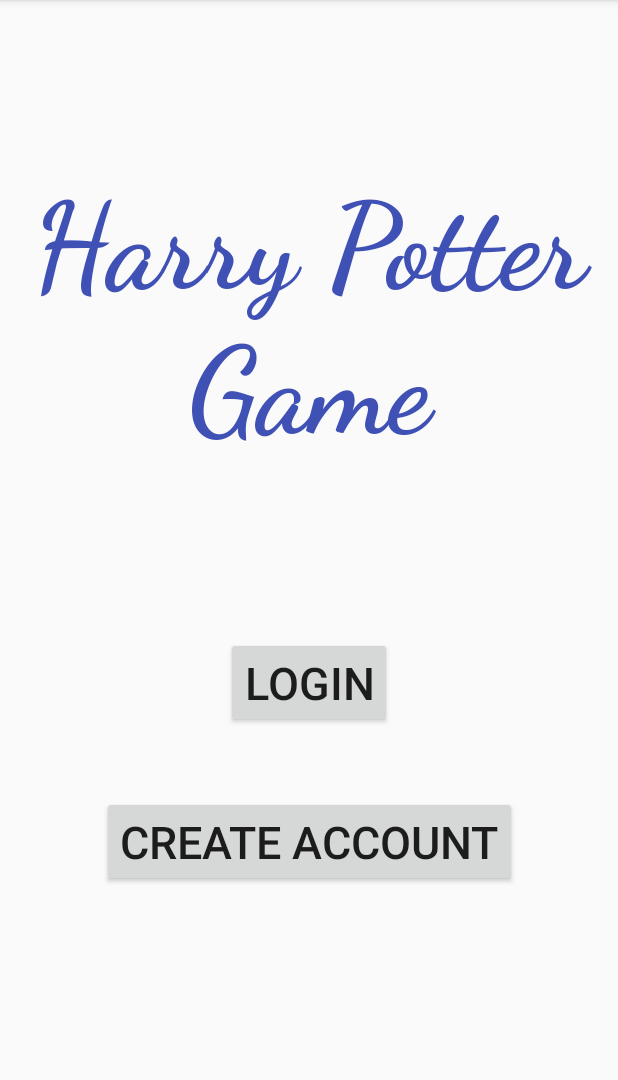
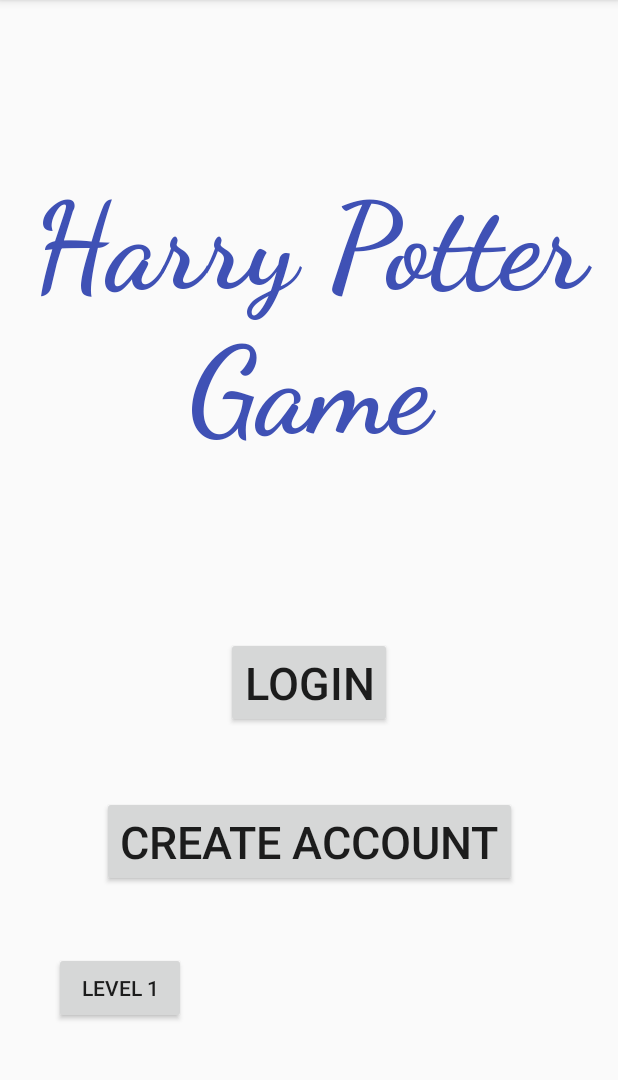
Before and after one commit to eric-pham/shapes, an Android app: the screen it shows after launch (StartupActivity), on a phone screen of 412 x 824 dp, the part 84-1164 px from its top. Run offline under Robolectric (Android 15) with nearby library versions, the phone set to English and light mode, and no system bars.

```diff
--- a/phase1/Game/app/src/main/AndroidManifest.xml
+++ b/phase1/Game/app/src/main/AndroidManifest.xml
@@ -19,6 +19,7 @@
             </intent-filter>
         </activity>
         <activity android:name=".view.LoginActivity" />
+        <activity android:name=".Level1.Level1Activity" />
     </application>
 
 </manifest>
--- a/phase1/Game/app/src/main/java/com/group0578/hpgame/view/Startup.java
+++ b/phase1/Game/app/src/main/java/com/group0578/hpgame/view/Startup.java
@@ -16,6 +16,7 @@ public interface Startup {
     interface View {
         void goToLoginScreen(Intent loginIntent);
         void goToCreateUserScreen(Intent createAccountIntent);
+        void goToStage1Screen(Intent createStage1Intent);
     }
 
     /**
--- a/phase1/Game/app/src/main/res/layout/activity_startup.xml
+++ b/phase1/Game/app/src/main/res/layout/activity_startup.xml
@@ -49,4 +49,15 @@
         app:layout_constraintTop_toTopOf="parent"
         app:layout_constraintVertical_bias="0.75" />
 
+    <Button
+        android:id="@+id/button"
+        android:layout_width="wrap_content"
+        android:layout_height="wrap_content"
+        android:layout_marginStart="36dp"
+        android:layout_marginTop="43dp"
+        android:onClick="onClickStage1"
+        android:text="Level 1"
+        app:layout_constraintStart_toStartOf="parent"
+        app:layout_constraintTop_toBottomOf="@+id/create_account_button" />
+
 </androidx.constraintlayout.widget.ConstraintLayout>
```
Also changed, not shown: phase1/Game/app/src/main/java/com/group0578/hpgame/presenter/StartupPresenter.java (+7 -0 lines), phase1/Game/app/src/main/java/com/group0578/hpgame/view/StartupActivity.java (+9 -0 lines).
